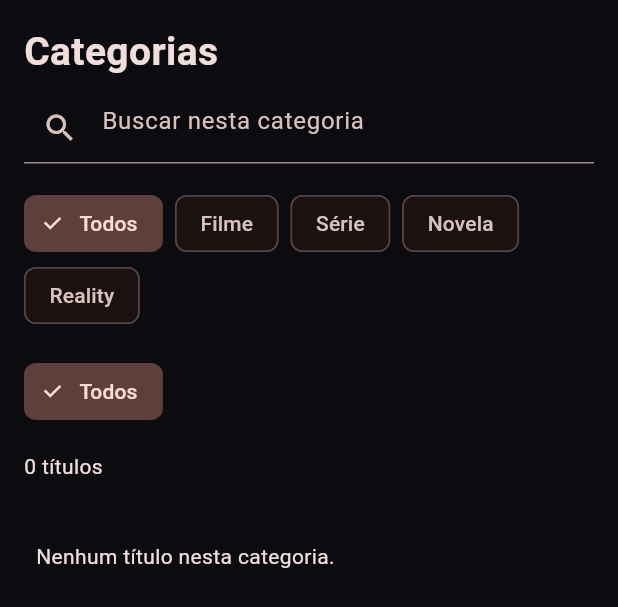
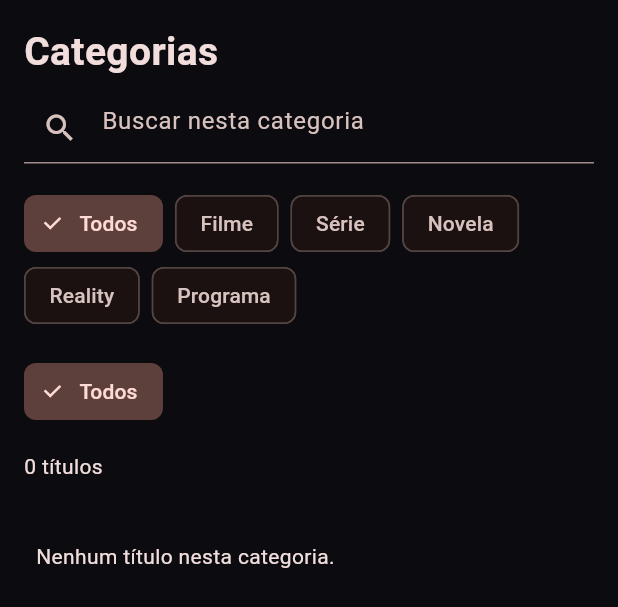
Before and after one commit to bichocutela/CINESHOW, a Flutter app: the CategoriesPage widget shown alone on an empty page, opened directly with empty values, on a phone screen of 412 x 824 dp. Shown: the top 607 px of the screen. Run offline on Flutter 3.47's test engine with Material 3 defaults, Android fonts, the phone set to English and light mode, and no system bars; our stand-ins replace package_info_plus, shared_preferences, video_player, webview_flutter; missing offline and left inert: webview_flutter_android; accounts and stored records are empty; network calls fail.

```diff
--- a/lib/features/player/presentation/categories_page.dart
+++ b/lib/features/player/presentation/categories_page.dart
@@ -75,6 +75,7 @@ class _CategoriesState extends State<CategoriesPage> {
                   'Série',
                   'Novela',
                   'Reality',
+                  'Programa',
                 ])
                   ChoiceChip(
                     label: Text(value),
```
